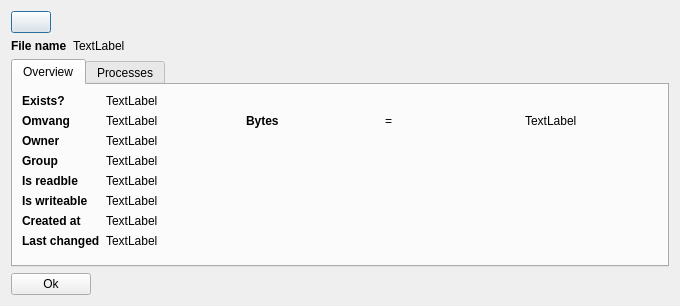
Qt form ui/fileinfo.ui (iddekingej/ofgui) before a commit.
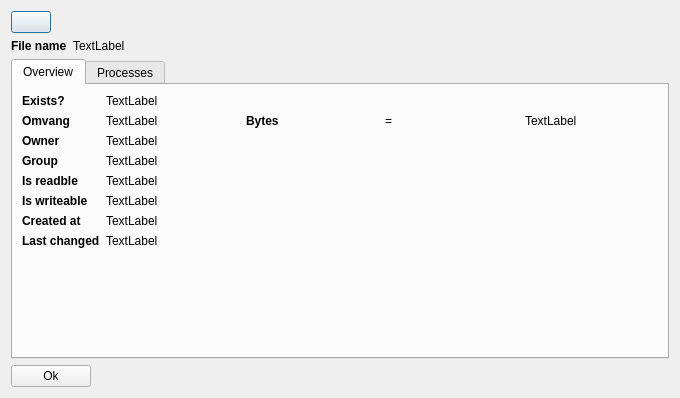
The same form after that commit. Icons and pictures are not drawn.

Commit message: * Display filetype and open mode. Cleanup getting process info for fileinfo dialog

Patch:
```diff
--- a/ui/fileinfo.ui
+++ b/ui/fileinfo.ui
@@ -7,7 +7,7 @@
     <x>0</x>
     <y>0</y>
     <width>680</width>
-    <height>306</height>
+    <height>398</height>
    </rect>
   </property>
   <property name="windowTitle">
```
The commit also changes 7 other files.
